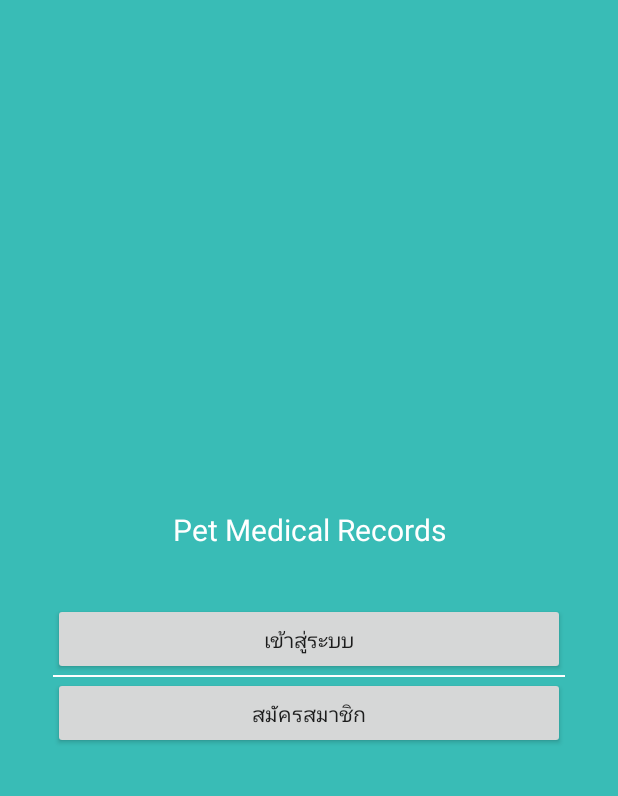
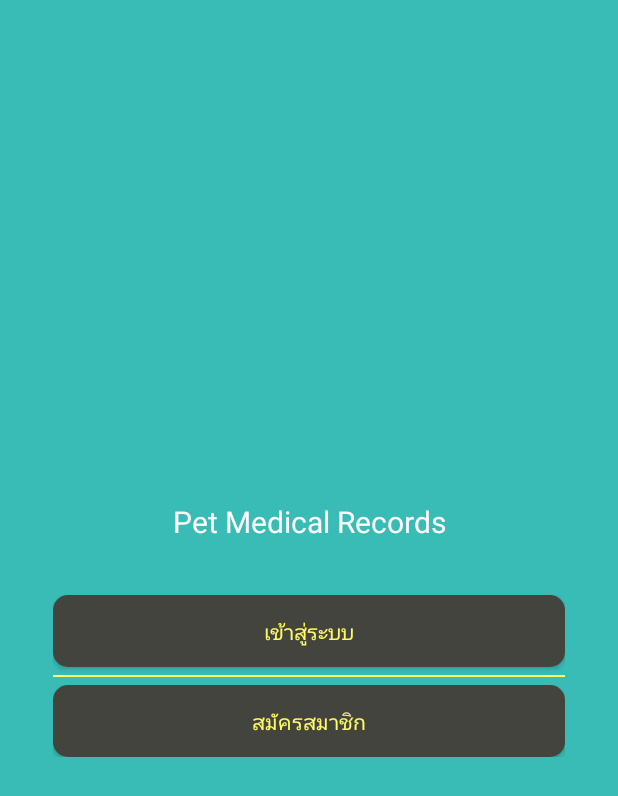
Before and after one commit to chinnatan/Pet-Medical-Records-SEProj, an Android app: the screen it shows after launch (MainActivity), on a phone screen of 412 x 824 dp. Shown: the top 796 px of the screen. Run offline under Robolectric (Android 15) with nearby library versions, the phone set to English and light mode, and no system bars.

Commit message:
เปลี่ยนแปลงสีและรูปแบบของปุ่ม

```diff
--- a/app/src/main/res/layout/fragment_intro.xml
+++ b/app/src/main/res/layout/fragment_intro.xml
@@ -43,16 +43,22 @@
                 <Button
                     android:layout_width="match_parent"
                     android:layout_height="wrap_content"
+                    android:background="@drawable/button"
+                    android:textColor="@color/colorButtonText"
                     android:text="@string/login_intro_frag" />
 
                 <View
                     android:layout_width="match_parent"
                     android:layout_height="1dp"
-                    android:background="#FFFFFF"/>
+                    android:layout_marginTop="5dp"
+                    android:layout_marginBottom="5dp"
+                    android:background="@color/colorLine"/>
 
                 <Button
                     android:layout_width="match_parent"
                     android:layout_height="wrap_content"
+                    android:background="@drawable/button"
+                    android:textColor="@color/colorButtonText"
                     android:text="@string/register_intro_frag" />
 
             </LinearLayout>
```
